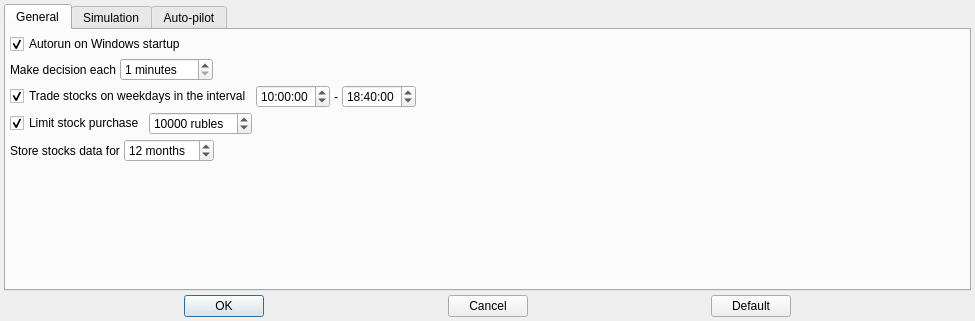
First picture: the form in app/src/dialogs/settingsdialog/settingsdialog.ui, repository Gris87/TInvestor, before the edit.
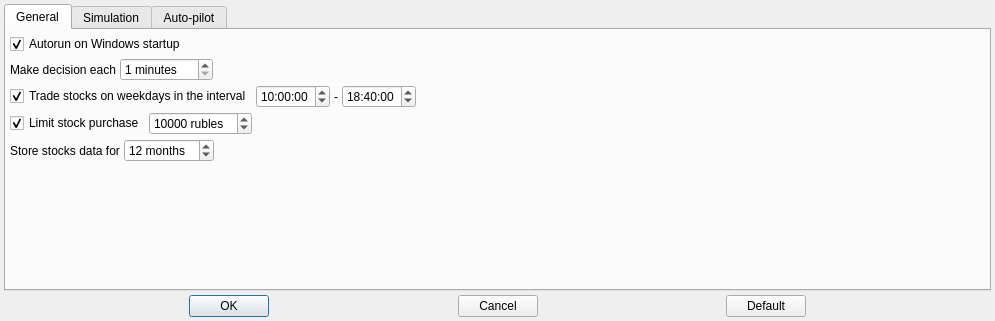
Second picture: the form after the edit.

The edit to the form file:
```diff
--- a/app/src/dialogs/settingsdialog/settingsdialog.ui
+++ b/app/src/dialogs/settingsdialog/settingsdialog.ui
@@ -6,7 +6,7 @@
    <rect>
     <x>0</x>
     <y>0</y>
-    <width>975</width>
+    <width>995</width>
     <height>321</height>
    </rect>
   </property>
```
